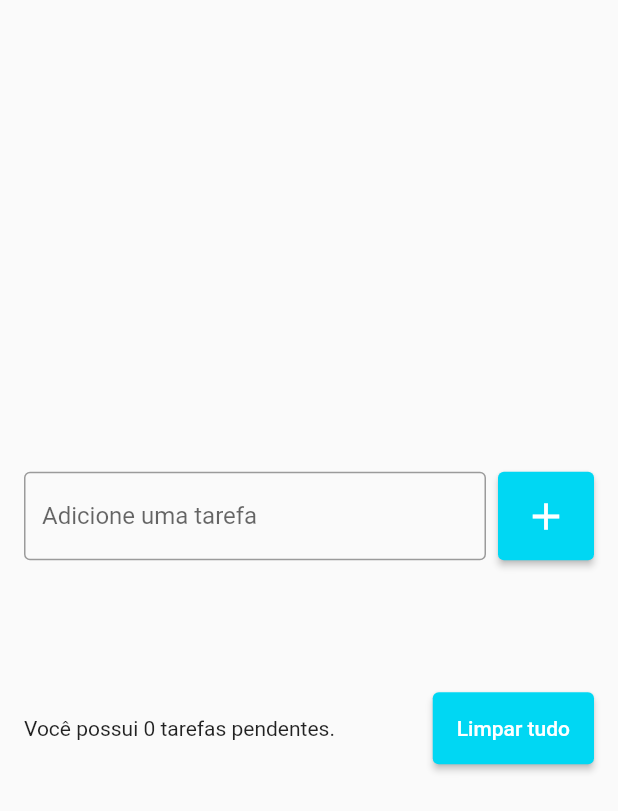
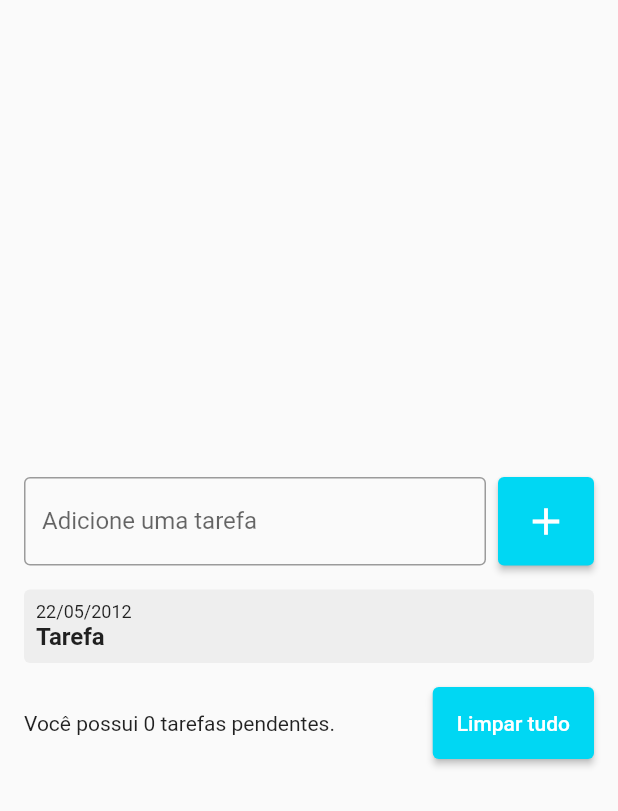
Before and after one commit to AlexandreFerreira97/todo_list, a Flutter app: the screen it shows after launch, after a tap on the "add" icon, on a phone screen of 412 x 824 dp. Shown: the top 811 px of the screen. Run offline on Flutter 3.47's test engine with Material 2 defaults, Android fonts, the phone set to English and light mode, and no system bars.

Commit message:
Create todo_list_item.dart

```diff
--- a/lib/pages/todo_list_page.dart
+++ b/lib/pages/todo_list_page.dart
@@ -1,4 +1,5 @@
 import 'package:flutter/material.dart';
+import 'package:todo_list/widgets/todo_list_item.dart';
 
 class TodoListPage extends StatefulWidget {
   const TodoListPage({Key? key}) : super(key: key);
@@ -59,9 +60,7 @@ class _TodoListPageState extends State<TodoListPage> {
                   shrinkWrap: true,
                   children: [
                     for(String todo in todos)
-                      ListTile(
-                        title: Text(todo),
-                      ),
+                      const TodoListItem(),
                   ],
                 ),
               ),
--- /dev/null
+++ b/lib/widgets/todo_list_item.dart
@@ -0,0 +1,32 @@
+import 'package:flutter/material.dart';
+
+class TodoListItem extends StatelessWidget {
+  const TodoListItem({Key? key}) : super(key: key);
+
+  @override
+  Widget build(BuildContext context) {
+    return Container(
+      decoration: BoxDecoration(
+        borderRadius: BorderRadius.circular(4),
+        color: Colors.grey[200],
+      ),
+      padding: const EdgeInsets.all(8.0),
+      child: const Column(
+        crossAxisAlignment: CrossAxisAlignment.start,
+        children: [
+          Text(
+            '22/05/2012',
+            style: TextStyle(fontSize: 12),
+          ),
+          Text(
+            'Tarefa',
+            style: TextStyle(
+              fontSize: 16,
+              fontWeight: FontWeight.w600,
+            ),
+          ),
+        ],
+      ),
+    );
+  }
+}
```
